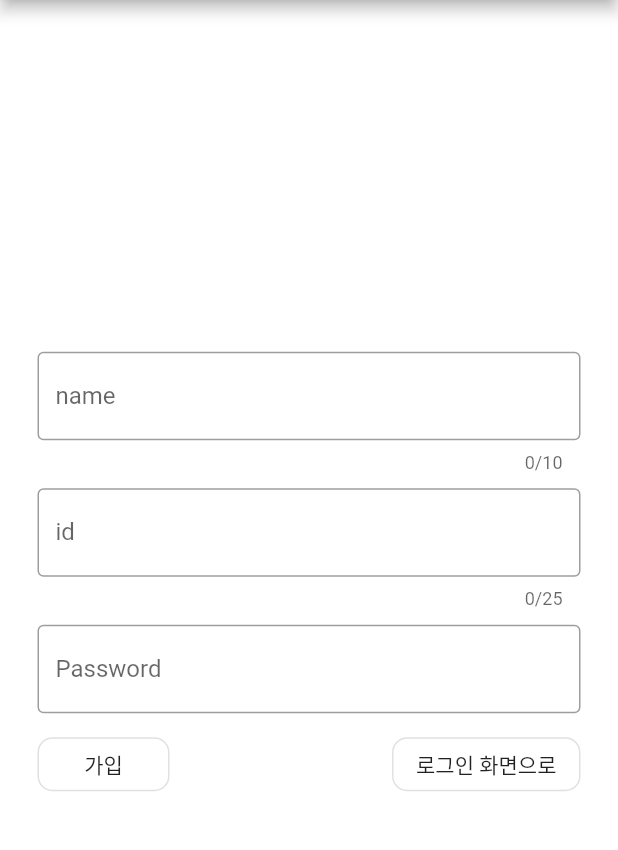
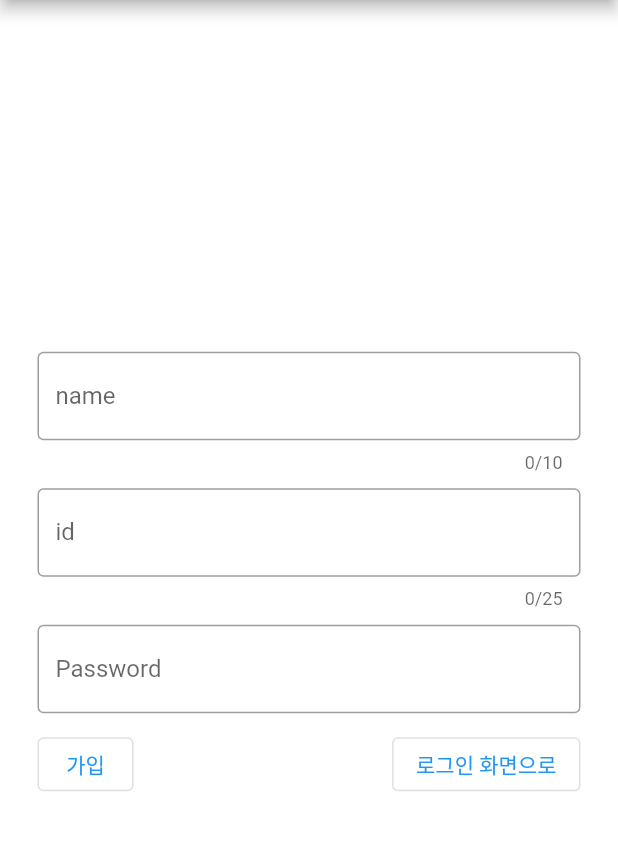
Before and after one commit to soogil/flutter_chatting, a Flutter app: the screen it shows after launch, after a tap on "가입", on a phone screen of 412 x 824 dp, the part 84-934 px from its top. Run offline on Flutter 3.47's test engine with Material 2 defaults, Android fonts, the phone set to English and light mode, and no system bars; our stand-ins replace equatable, firebase_auth, firebase_database, flutter_bloc; accounts and stored records are empty; network calls fail.

Commit message:
[soogil] outlineButton => outlinedButton 변경

```diff
--- a/lib/view/sign-up.view.dart
+++ b/lib/view/sign-up.view.dart
@@ -92,7 +92,7 @@ class SignUpView extends StatelessWidget {
   }
 
   Widget _getRegisterButton(BuildContext context) {
-    return OutlineButton(
+    return OutlinedButton(
       onPressed: () {
         print('${idTextController.text} ${passwordTextController.text}');
         BlocProvider.of<LoginBloc>(context).add(SignUpEvent(
@@ -102,17 +102,15 @@ class SignUpView extends StatelessWidget {
             password: passwordTextController.text
         ));
       },
-      shape: RoundedRectangleBorder(borderRadius: BorderRadius.circular(10.0)),
       child: Text('가입'),
     );
   }
 
   _getLoginButton(BuildContext context) {
-    return OutlineButton(
+    return OutlinedButton(
       onPressed: () {
         BlocProvider.of<LoginBloc>(context).add(LoginInitEvent());
       },
-      shape: RoundedRectangleBorder(borderRadius: BorderRadius.circular(10.0)),
       child: Text('로그인 화면으로'),
     );
   }
```
